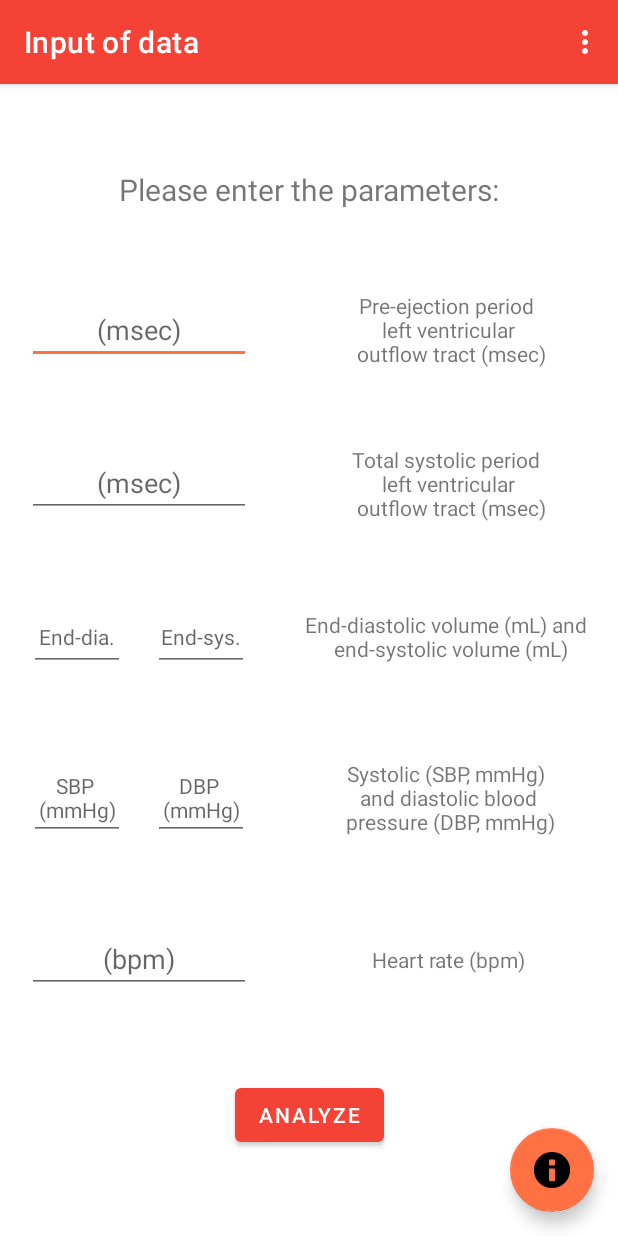
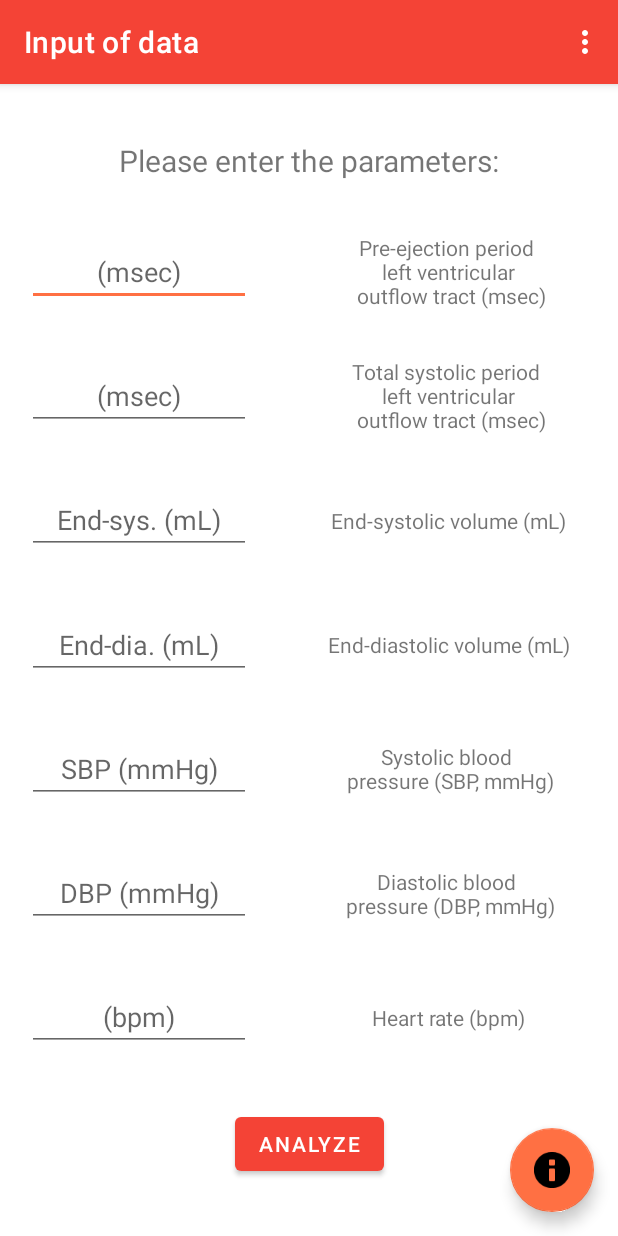
Before and after one commit to DominikBitzer/pvl-calc, an Android app: the screen it shows after launch (MainActivity), on a phone screen of 412 x 824 dp. Run offline under Robolectric (Android 15) with nearby library versions, the phone set to English and light mode, and no system bars; our stand-ins replace navigation-ui.

Commit message:
Separate input fields

```diff
--- a/app/src/main/java/com/dominikbitzer/pvl_calc/SecondFragment.java
+++ b/app/src/main/java/com/dominikbitzer/pvl_calc/SecondFragment.java
@@ -78,7 +78,7 @@ public class SecondFragment extends Fragment {
         calculatedResults.put("E_Nd(est)",
                 (float)myTreeMap.get(R.id.input_2_systolic_period));
         calculatedResults.put("E_es(eb)",
-                (float)myTreeMap.get(R.id.input_3a_end_diastolic_volume));
+                (float)myTreeMap.get(R.id.input_3a_end_systolic_volume));
         return calculatedResults;
     }
 
--- a/app/src/main/res/layout/fragment_first.xml
+++ b/app/src/main/res/layout/fragment_first.xml
@@ -63,11 +63,11 @@
         android:ems="7"
         android:hint="@string/hint_2_systolic_period"
         android:inputType="number"
-        android:nextFocusRight="@+id/input_3a_end_diastolic_volume"
-        android:nextFocusDown="@+id/input_3a_end_diastolic_volume"
-        android:nextFocusForward="@+id/input_3a_end_diastolic_volume"
+        android:nextFocusRight="@+id/input_3a_end_systolic_volume"
+        android:nextFocusDown="@+id/input_3a_end_systolic_volume"
+        android:nextFocusForward="@+id/input_3a_end_systolic_volume"
         android:textAlignment="center"
-        app:layout_constraintBottom_toTopOf="@+id/input_3a_end_diastolic_volume"
+        app:layout_constraintBottom_toTopOf="@+id/input_3a_end_systolic_volume"
         app:layout_constraintEnd_toStartOf="@+id/guideline5"
         app:layout_constraintStart_toStartOf="parent"
         app:layout_constraintTop_toBottomOf="@+id/input_1_preejection_period" />
@@ -85,70 +85,94 @@
 
 
     <EditText
-        android:id="@+id/input_3a_end_diastolic_volume"
+        android:id="@+id/input_3a_end_systolic_volume"
         android:layout_width="wrap_content"
         android:layout_height="wrap_content"
-        android:ems="3"
-        android:hint="@string/hint_3a_end_diastolic_volume"
+        android:ems="7"
+        android:hint="@string/hint_3a_end_systolic_volume"
         android:inputType="number"
         android:nextFocusRight="@+id/input_3b_end_diastolic_volume"
         android:nextFocusDown="@+id/input_3b_end_diastolic_volume"
         android:nextFocusForward="@+id/input_3b_end_diastolic_volume"
         android:textAlignment="center"
-        app:layout_constraintBottom_toTopOf="@+id/input_4a_diastolic_bloodpressure"
-        app:layout_constraintEnd_toStartOf="@+id/input_3b_end_diastolic_volume"
+        app:layout_constraintBottom_toTopOf="@+id/input_3b_end_diastolic_volume"
+        app:layout_constraintEnd_toStartOf="@+id/guideline5"
         app:layout_constraintStart_toStartOf="parent"
         app:layout_constraintTop_toBottomOf="@+id/input_2_systolic_period" />
+
+    <TextView
+        android:id="@+id/textview_3a_end_systolic_volume"
+        android:layout_width="wrap_content"
+        android:layout_height="wrap_content"
+        android:text="@string/textview_3a_end_systolic_volume"
+        android:textAlignment="center"
+        app:layout_constraintBottom_toBottomOf="@+id/input_3a_end_systolic_volume"
+        app:layout_constraintEnd_toEndOf="parent"
+        app:layout_constraintStart_toEndOf="@+id/guideline5"
+        app:layout_constraintTop_toTopOf="@+id/input_3a_end_systolic_volume" />
+
 
     <EditText
         android:id="@+id/input_3b_end_diastolic_volume"
         android:layout_width="wrap_content"
         android:layout_height="wrap_content"
-        android:ems="3"
+        android:ems="7"
         android:hint="@string/hint_3b_end_diastolic_volume"
         android:inputType="number"
-        android:nextFocusRight="@+id/input_4a_diastolic_bloodpressure"
-        android:nextFocusDown="@+id/input_4a_diastolic_bloodpressure"
-        android:nextFocusForward="@+id/input_4a_diastolic_bloodpressure"
+        android:nextFocusRight="@+id/input_4a_systolic_bloodpressure"
+        android:nextFocusDown="@+id/input_4a_systolic_bloodpressure"
+        android:nextFocusForward="@+id/input_4a_systolic_bloodpressure"
         android:textAlignment="center"
-        app:layout_constraintBottom_toTopOf="@+id/input_4a_diastolic_bloodpressure"
+        app:layout_constraintBottom_toTopOf="@+id/input_4a_systolic_bloodpressure"
         app:layout_constraintEnd_toStartOf="@+id/guideline5"
-        app:layout_constraintStart_toEndOf="@+id/input_3a_end_diastolic_volume"
-        app:layout_constraintTop_toBottomOf="@+id/input_2_systolic_period" />
+        app:layout_constraintStart_toStartOf="parent"
+        app:layout_constraintTop_toBottomOf="@+id/input_3a_end_systolic_volume" />
 
     <TextView
-        android:id="@+id/textview_3ab_end_diastolic_volume"
+        android:id="@+id/textview_3b_end_diastolic_volume"
         android:layout_width="wrap_content"
         android:layout_height="wrap_content"
-        android:text="@string/textview_3_end_diastolic_volume"
+        android:text="@string/textview_3b_end_diastolic_volume"
         android:textAlignment="center"
-        app:layout_constraintBottom_toBottomOf="@+id/input_3a_end_diastolic_volume"
+        app:layout_constraintBottom_toBottomOf="@+id/input_3b_end_diastolic_volume"
         app:layout_constraintEnd_toEndOf="parent"
         app:layout_constraintStart_toEndOf="@+id/guideline5"
-        app:layout_constraintTop_toTopOf="@+id/input_3a_end_diastolic_volume" />
+        app:layout_constraintTop_toTopOf="@+id/input_3b_end_diastolic_volume" />
 
 
     <EditText
-        android:id="@+id/input_4a_diastolic_bloodpressure"
+        android:id="@+id/input_4a_systolic_bloodpressure"
         android:layout_width="wrap_content"
         android:layout_height="wrap_content"
-        android:ems="3"
-        android:hint="@string/hint_4a_diastolic_bloodpressure"
+        android:ems="7"
+        android:hint="@string/hint_4a_systolic_bloodpressure"
         android:inputType="number"
         android:nextFocusRight="@+id/input_4b_diastolic_bloodpressure"
         android:nextFocusDown="@+id/input_4b_diastolic_bloodpressure"
         android:nextFocusForward="@+id/input_4b_diastolic_bloodpressure"
         android:textAlignment="center"
-        app:layout_constraintBottom_toTopOf="@+id/input_5_heartrate"
-        app:layout_constraintEnd_toStartOf="@+id/input_4b_diastolic_bloodpressure"
+        app:layout_constraintBottom_toTopOf="@+id/input_4b_diastolic_bloodpressure"
+        app:layout_constraintEnd_toStartOf="@+id/guideline5"
         app:layout_constraintStart_toStartOf="parent"
-        app:layout_constraintTop_toBottomOf="@+id/input_3a_end_diastolic_volume" />
+        app:layout_constraintTop_toBottomOf="@+id/input_3b_end_diastolic_volume" />
+
+    <TextView
+        android:id="@+id/textview_4a_systolic_bloodpressure"
+        android:layout_width="wrap_content"
+        android:layout_height="wrap_content"
+        android:text="@string/textview_4a_systolic_bloodpressure"
+        android:textAlignment="center"
+        app:layout_constraintBottom_toBottomOf="@+id/input_4a_systolic_bloodpressure"
+        app:layout_constraintEnd_toEndOf="parent"
+        app:layout_constraintStart_toEndOf="@+id/guideline5"
+        app:layout_constraintTop_toTopOf="@+id/input_4a_systolic_bloodpressure" />
+
 
     <EditText
         android:id="@+id/input_4b_diastolic_bloodpressure"
         android:layout_width="wrap_content"
         android:layout_height="wrap_content"
-        android:ems="3"
+        android:ems="7"
         android:hint="@string/hint_4b_diastolic_bloodpressure"
         android:inputType="number"
         android:nextFocusRight="@+id/input_5_heartrate"
@@ -157,19 +181,19 @@
         android:textAlignment="center"
         app:layout_constraintBottom_toTopOf="@+id/input_5_heartrate"
         app:layout_constraintEnd_toStartOf="@+id/guideline5"
-        app:layout_constraintStart_toEndOf="@+id/input_4a_diastolic_bloodpressure"
-        app:layout_constraintTop_toBottomOf="@+id/input_3a_end_diastolic_volume" />
+        app:layout_constraintStart_toStartOf="parent"
+        app:layout_constraintTop_toBottomOf="@+id/input_4a_systolic_bloodpressure" />
 
     <TextView
-        android:id="@+id/textview_4ab_diastolic_bloodpressure"
+        android:id="@+id/textview_4b_diastolic_bloodpressure"
         android:layout_width="wrap_content"
         android:layout_height="wrap_content"
-        android:text="@string/textview_4_diastolic_bloodpressure"
+        android:text="@string/textview_4b_diastolic_bloodpressure"
         android:textAlignment="center"
-        app:layout_constraintBottom_toBottomOf="@+id/input_4a_diastolic_bloodpressure"
+        app:layout_constraintBottom_toBottomOf="@+id/input_4b_diastolic_bloodpressure"
         app:layout_constraintEnd_toEndOf="parent"
         app:layout_constraintStart_toEndOf="@+id/guideline5"
-        app:layout_constraintTop_toTopOf="@+id/input_4a_diastolic_bloodpressure" />
+        app:layout_constraintTop_toTopOf="@+id/input_4b_diastolic_bloodpressure" />
 
 
     <EditText
@@ -183,7 +207,7 @@
         app:layout_constraintBottom_toTopOf="@+id/button_first"
         app:layout_constraintEnd_toStartOf="@+id/guideline5"
         app:layout_constraintStart_toStartOf="parent"
-        app:layout_constraintTop_toBottomOf="@+id/input_4a_diastolic_bloodpressure" />
+        app:layout_constraintTop_toBottomOf="@+id/input_4b_diastolic_bloodpressure" />
 
     <TextView
         android:id="@+id/textview_5_heartrate"
--- a/app/src/main/res/values/strings.xml
+++ b/app/src/main/res/values/strings.xml
@@ -13,17 +13,19 @@
 
     <string name="textview_1_preejection_period">Pre-ejection period \n left ventricular \n outflow tract (msec)</string>
     <string name="textview_2_systolic_period">Total systolic period \n left ventricular \n outflow tract (msec)</string>
-    <string name="textview_3_end_diastolic_volume">End-diastolic volume (mL) and \n end-systolic volume (mL)</string>
-    <string name="textview_4_diastolic_bloodpressure">Systolic (SBP, mmHg) \n and diastolic blood \n pressure (DBP, mmHg)</string>
+    <string name="textview_3a_end_systolic_volume">End-systolic volume (mL)</string>
+    <string name="textview_3b_end_diastolic_volume">End-diastolic volume (mL)</string>
+    <string name="textview_4a_systolic_bloodpressure">Systolic blood \n pressure (SBP, mmHg)</string>
+    <string name="textview_4b_diastolic_bloodpressure">Diastolic blood \n pressure (DBP, mmHg)</string>
     <string name="textview_5_heartrate">Heart rate (bpm)</string>
 
 
     <string name="hint_1_preejection_period">(msec)</string>
     <string name="hint_2_systolic_period">(msec)</string>
-    <string name="hint_3a_end_diastolic_volume"><font size="14">End-dia.</font></string>
-    <string name="hint_3b_end_diastolic_volume"><font size="14">End-sys.</font></string>
-    <string name="hint_4a_diastolic_bloodpressure"><font size="14">SBP \n(mmHg)</font></string>
-    <string name="hint_4b_diastolic_bloodpressure"><font size="14">DBP \n(mmHg)</font></string>
+    <string name="hint_3a_end_systolic_volume">End-sys. (mL)</string>
+    <string name="hint_3b_end_diastolic_volume">End-dia. (mL)</string>
+    <string name="hint_4a_systolic_bloodpressure">SBP (mmHg)</string>
+    <string name="hint_4b_diastolic_bloodpressure">DBP (mmHg)</string>
     <string name="hint_5_heartrate">(bpm)</string>
     <string name="editText_not_filled_out">Please enter a value.</string>
     <string name="snackbar_please_fill_all_fields">Please fill out all fields.</string>
```
